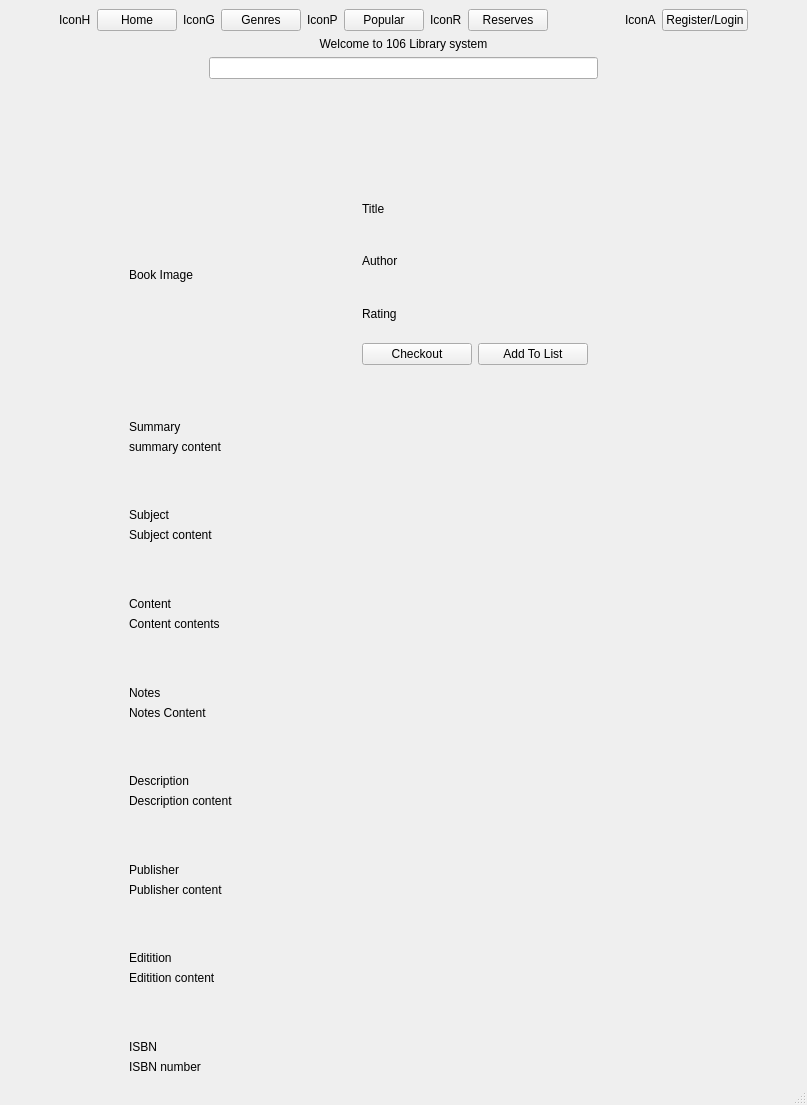
Qt form IsraelEthanTaehgCS106point2/userBookPage.ui (israelBlackyb/IETMCS106.2) before a commit.
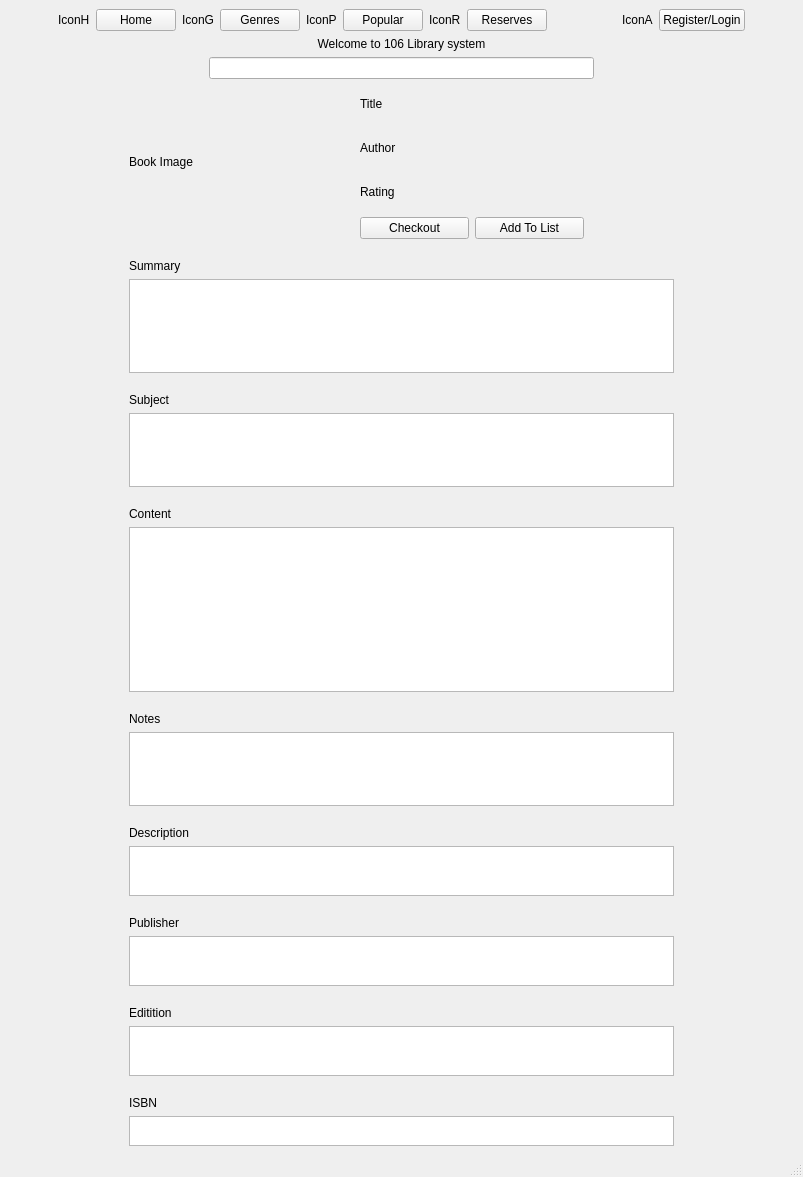
The same form after that commit.

The edit to the form file:
```diff
--- a/IsraelEthanTaehgCS106point2/userBookPage.ui
+++ b/IsraelEthanTaehgCS106point2/userBookPage.ui
@@ -6,8 +6,8 @@
    <rect>
     <x>0</x>
     <y>0</y>
-    <width>807</width>
-    <height>1105</height>
+    <width>803</width>
+    <height>1177</height>
    </rect>
   </property>
   <property name="windowTitle">
@@ -97,7 +97,7 @@
         <property name="sizeHint" stdset="0">
          <size>
           <width>20</width>
-          <height>90</height>
+          <height>50</height>
          </size>
         </property>
        </spacer>
@@ -340,9 +340,12 @@
          </widget>
         </item>
         <item>
-         <widget class="QLabel" name="label_12">
-          <property name="text">
-           <string>summary content</string>
+         <widget class="QTextBrowser" name="textBrowser">
+          <property name="maximumSize">
+           <size>
+            <width>16777215</width>
+            <height>120</height>
+           </size>
           </property>
          </widget>
         </item>
@@ -367,9 +370,18 @@
          </widget>
         </item>
         <item>
-         <widget class="QLabel" name="label_14">
-          <property name="text">
-           <string>Subject content</string>
+         <widget class="QTextBrowser" name="textBrowser_2">
+          <property name="minimumSize">
+           <size>
+            <width>0</width>
+            <height>0</height>
+           </size>
+          </property>
+          <property name="maximumSize">
+           <size>
+            <width>16777215</width>
+            <height>100</height>
+           </size>
           </property>
          </widget>
         </item>
@@ -394,11 +406,7 @@
          </widget>
         </item>
         <item>
-         <widget class="QLabel" name="label_16">
-          <property name="text">
-           <string>Content contents</string>
-          </property>
-         </widget>
+         <widget class="QTextBrowser" name="textBrowser_3"/>
         </item>
         <item>
          <spacer name="verticalSpacer_6">
@@ -421,9 +429,12 @@
          </widget>
         </item>
         <item>
-         <widget class="QLabel" name="label_18">
-          <property name="text">
-           <string>Notes Content</string>
+         <widget class="QTextBrowser" name="textBrowser_4">
+          <property name="maximumSize">
+           <size>
+            <width>16777215</width>
+            <height>100</height>
+           </size>
           </property>
          </widget>
         </item>
@@ -448,9 +459,12 @@
          </widget>
         </item>
         <item>
-         <widget class="QLabel" name="label_20">
-          <property name="text">
-           <string>Description content</string>
+         <widget class="QTextBrowser" name="textBrowser_5">
+          <property name="maximumSize">
+           <size>
+            <width>16777215</width>
+            <height>50</height>
+           </size>
           </property>
          </widget>
         </item>
@@ -475,9 +489,12 @@
          </widget>
         </item>
         <item>
-         <widget class="QLabel" name="label_22">
-          <property name="text">
-           <string>Publisher content</string>
+         <widget class="QTextBrowser" name="textBrowser_6">
+          <property name="maximumSize">
+           <size>
+            <width>16777215</width>
+            <height>50</height>
+           </size>
           </property>
          </widget>
         </item>
@@ -502,9 +519,12 @@
          </widget>
         </item>
         <item>
-         <widget class="QLabel" name="label_24">
-          <property name="text">
-           <string>Editition content</string>
+         <widget class="QTextBrowser" name="textBrowser_7">
+          <property name="maximumSize">
+           <size>
+            <width>16777215</width>
+            <height>50</height>
+           </size>
           </property>
          </widget>
         </item>
@@ -529,9 +549,12 @@
          </widget>
         </item>
         <item>
-         <widget class="QLabel" name="label_26">
-          <property name="text">
-           <string>ISBN number</string>
+         <widget class="QTextBrowser" name="textBrowser_8">
+          <property name="maximumSize">
+           <size>
+            <width>16777215</width>
+            <height>30</height>
+           </size>
           </property>
          </widget>
         </item>
```
Left out of the diff: 16 changed lines with no effect on the pictures.
